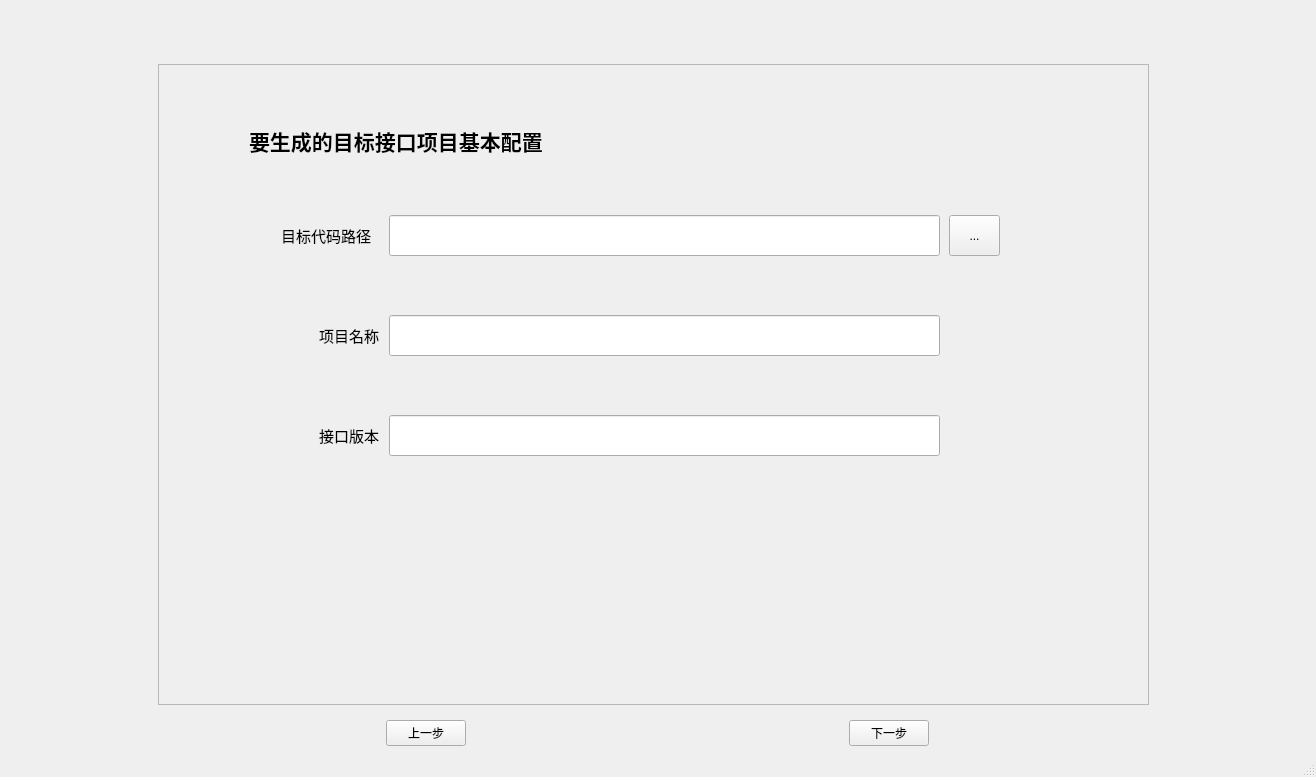
The window that app/ui/MainWindow_copy5.ui (ncepu-iDealStudio/Flask_RESTfulAPI_Codegen_Application) describes before a commit, drawn with Qt 5.
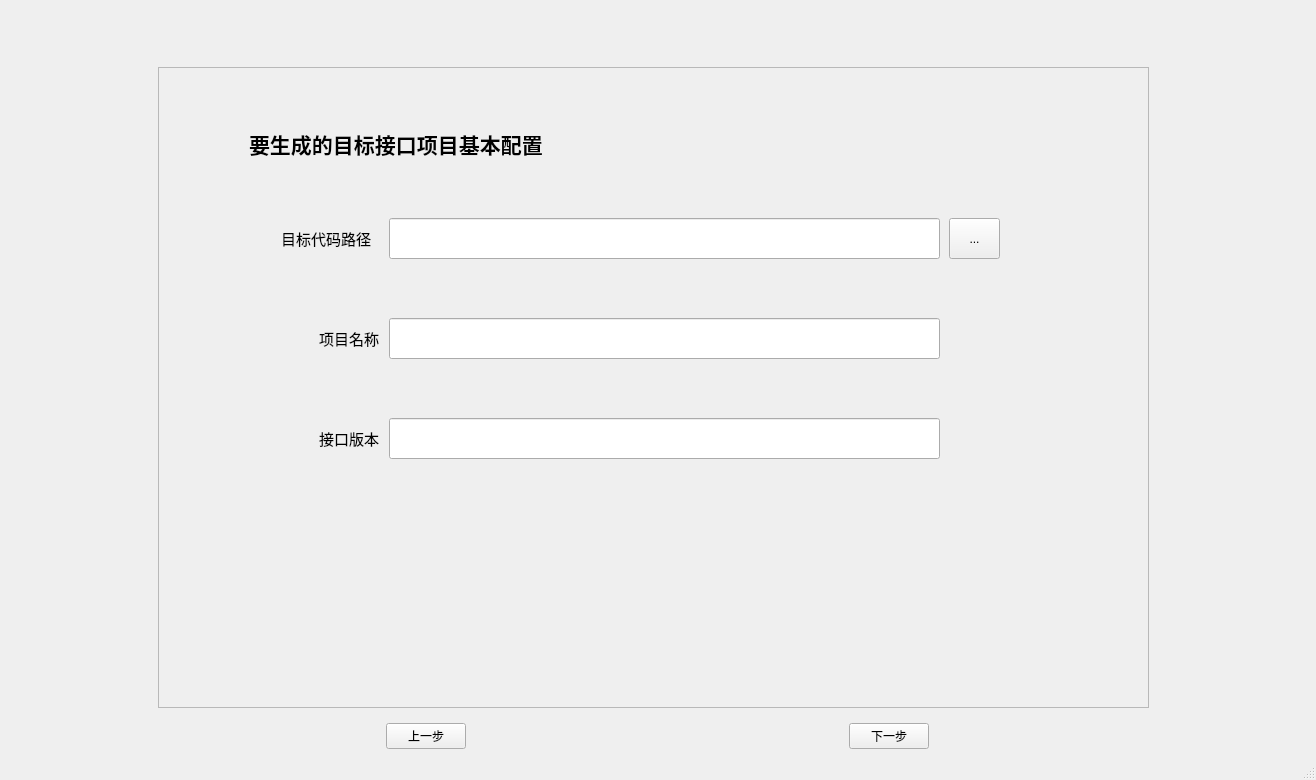
The same window after the commit. The open tabs and pages were chosen to show the change.

Commit message: 代码生成界面(初步完成)

```diff
--- a/app/ui/MainWindow_copy5.ui
+++ b/app/ui/MainWindow_copy5.ui
@@ -7,7 +7,7 @@
     <x>0</x>
     <y>0</y>
     <width>1316</width>
-    <height>777</height>
+    <height>780</height>
    </rect>
   </property>
   <property name="windowTitle">
```
Left out of the diff: 4 changed lines with no effect on the pictures. The commit also changes 6 other files.
